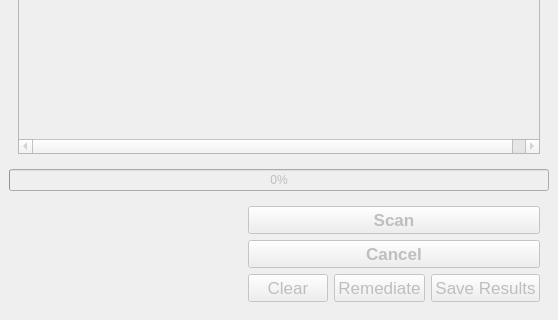
First picture: the form in ui/MainWindow.ui, repository OpenSCAP/scap-workbench, before the edit; both pictures show x 0 to 558 and y 510 to 830 of the 558 by 830 pixel window.
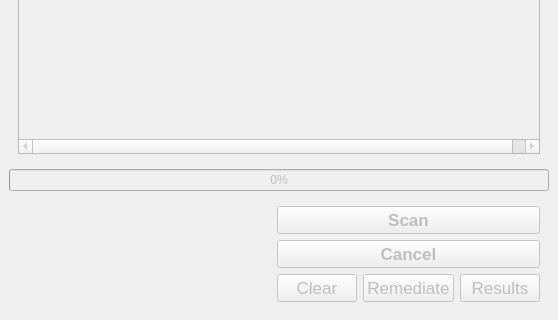
Second picture: the form after the edit.

Commit message:
Show results after the scan
NB: Saving the results doesn't work yet, will be fixed in future
commits.

Patch:
```diff
--- a/ui/MainWindow.ui
+++ b/ui/MainWindow.ui
@@ -277,17 +277,16 @@
               </widget>
              </item>
              <item>
-              <widget class="QPushButton" name="saveResultsButton">
-               <property name="enabled">
-                <bool>false</bool>
-               </property>
+              <widget class="QPushButton" name="showResultsButton">
                <property name="font">
                 <font>
                  <pointsize>13</pointsize>
+                 <weight>50</weight>
+                 <bold>false</bold>
                 </font>
                </property>
                <property name="text">
-                <string>Save Results</string>
+                <string>Results</string>
                </property>
               </widget>
              </item>
```
The commit also changes 8 other files.
